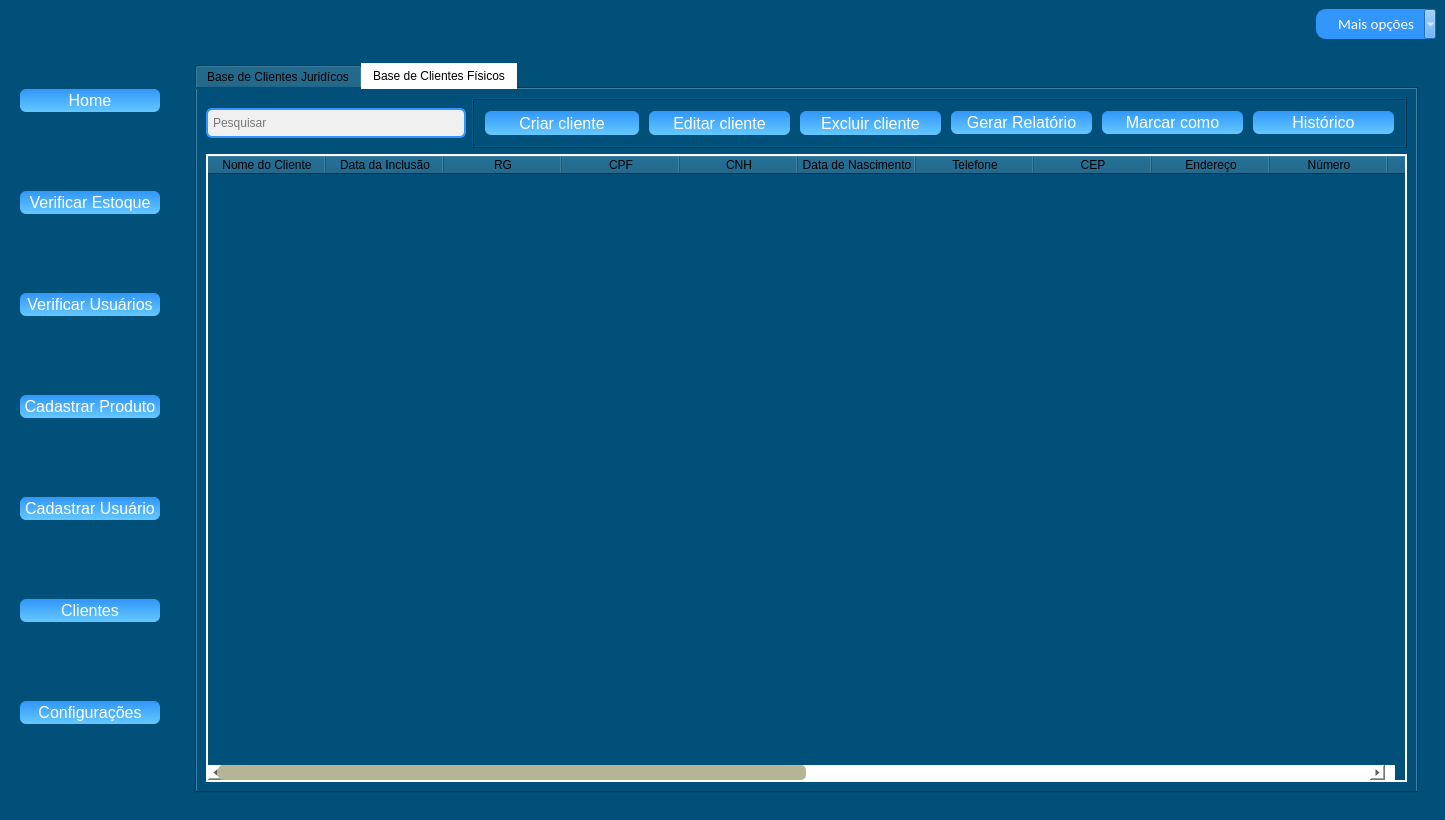
First picture: the form in novamaine.ui, repository KevenLucas025/ProjetoERP, before the edit.
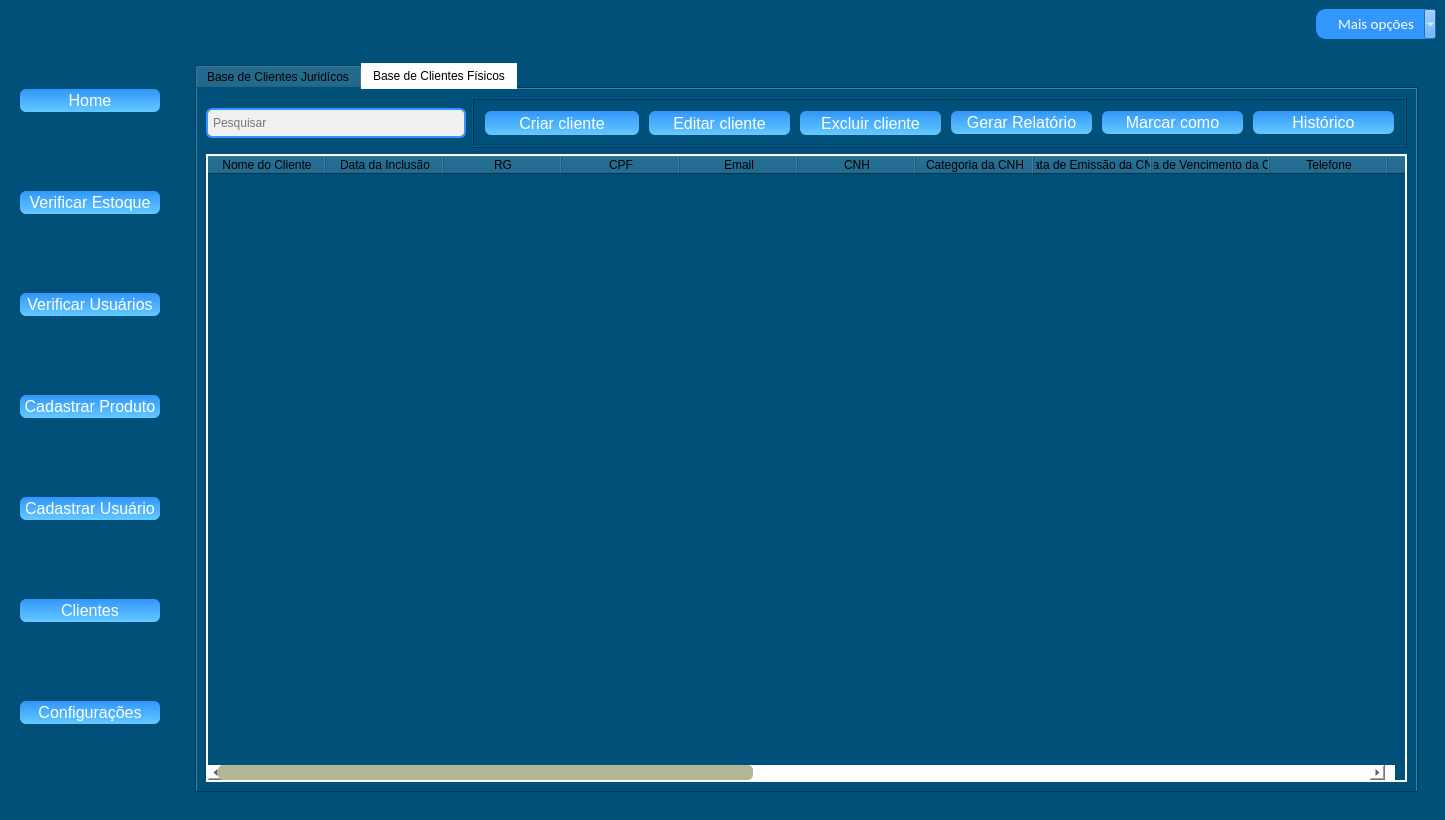
Second picture: the form after the edit. The open tabs and pages were chosen to show the change. Icons and pictures are not drawn.

What changed in the file:
```diff
--- a/novamaine.ui
+++ b/novamaine.ui
@@ -6888,6 +6888,11 @@
                    <string>CPF</string>
                   </property>
                  </column>
+                 <column>
+                  <property name="text">
+                   <string>Email</string>
+                  </property>
+                 </column>
                  <column>
                   <property name="text">
                    <string>CNH</string>
@@ -6895,7 +6900,17 @@
                  </column>
                  <column>
                   <property name="text">
-                   <string>Data de Nascimento</string>
+                   <string>Categoria da CNH</string>
+                  </property>
+                 </column>
+                 <column>
+                  <property name="text">
+                   <string>Data de Emissão da CNH</string>
+                  </property>
+                 </column>
+                 <column>
+                  <property name="text">
+                   <string>Data de Vencimento da CNH</string>
                   </property>
                  </column>
                  <column>
@@ -6953,11 +6968,6 @@
                    <string>Última Atualização</string>
                   </property>
                  </column>
-                 <column>
-                  <property name="text">
-                   <string>Origem do Cliente</string>
-                  </property>
-                 </column>
                  <column>
                   <property name="text">
                    <string>Valor Gasto Total</string>
```
Left out of the diff: 2 changed lines with no effect on the pictures.
